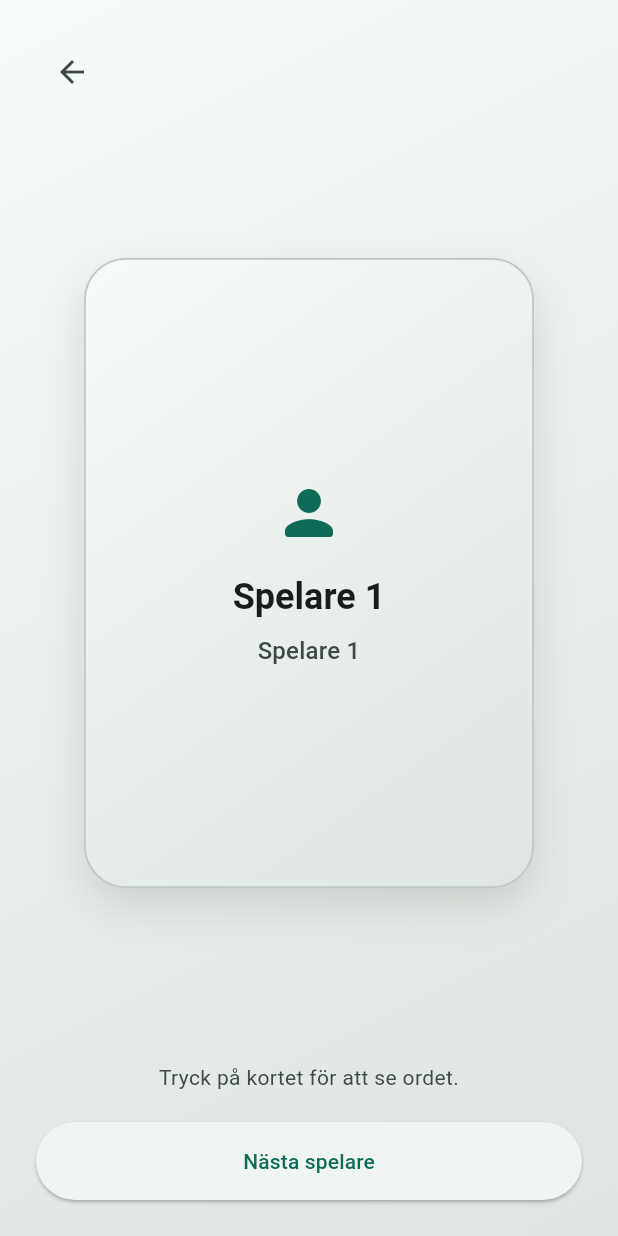
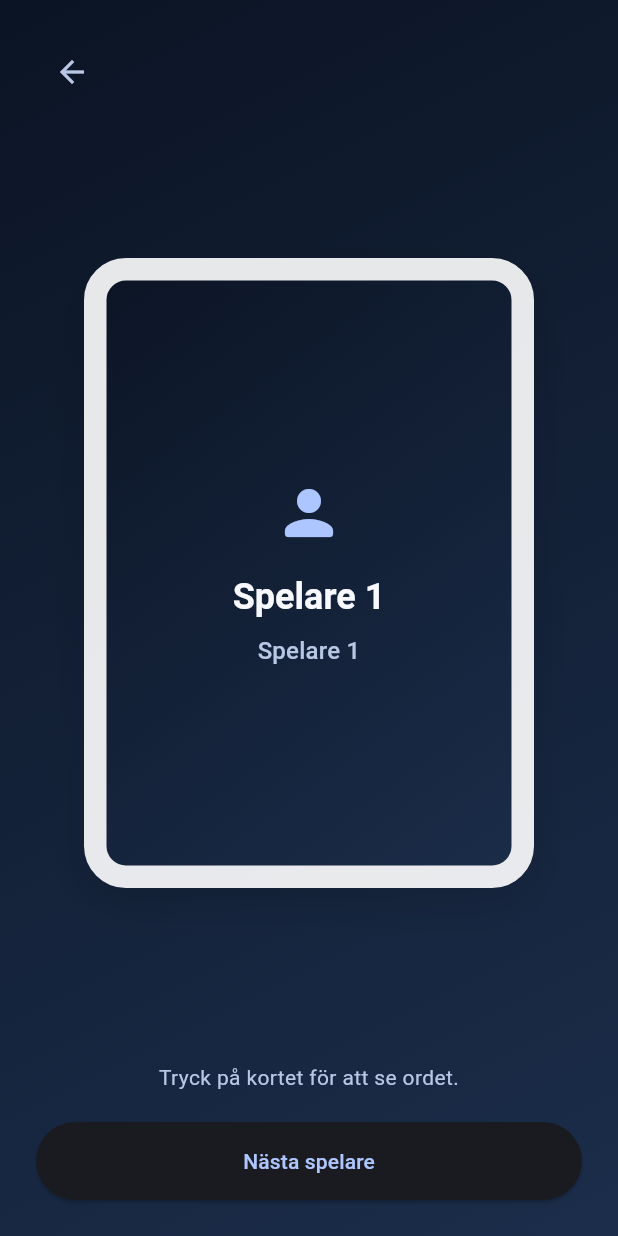
Before and after one commit to janne/imposteur, a Flutter app: the screen it shows after launch, after a tap on "Starta spel", on a phone screen of 412 x 824 dp. Run offline on Flutter 3.47's test engine with Material 3 defaults, Android fonts, the phone set to English and light mode, and no system bars; our stand-ins replace shared_preferences.

Commit message:
Update theme, card styling, and docs

```diff
--- a/lib/main.dart
+++ b/lib/main.dart
@@ -13,11 +13,24 @@ class MyApp extends StatelessWidget {
   // This widget is the root of your application.
   @override
   Widget build(BuildContext context) {
+    final colorScheme =
+        ColorScheme.fromSeed(
+          seedColor: const Color(0xFF4C8DFF),
+          brightness: Brightness.dark,
+        ).copyWith(
+          surface: const Color(0xFF0B1424),
+          surfaceContainerHighest: const Color(0xFF1B2D4A),
+          onSurface: const Color(0xFFF7F9FF),
+          onSurfaceVariant: const Color(0xFFB9C7E6),
+          outlineVariant: const Color(0xFF3A5580),
+        );
+
     return MaterialApp(
       debugShowCheckedModeBanner: false,
       title: 'Imposteur',
       theme: ThemeData(
-        colorScheme: ColorScheme.fromSeed(seedColor: const Color(0xFF1F6F5C)),
+        colorScheme: colorScheme,
+        scaffoldBackgroundColor: const Color(0xFF05070D),
       ),
       home: const MyHomePage(title: 'Imposteur'),
     );
--- a/lib/ui/reveal_screen.dart
+++ b/lib/ui/reveal_screen.dart
@@ -215,26 +215,40 @@ class _RevealScreenState extends State<RevealScreen> {
   Widget _buildRevealCard(ThemeData theme) {
     final playerName = _players[_currentIndex];
     final isImpostor = _currentIndex == _impostorIndex;
-    final front = _cardFace(
-      theme,
-      title: playerName,
-      subtitle: 'Spelare ${_currentIndex + 1}',
-      icon: Icons.person_rounded,
-    );
     final back = _cardFace(
       theme,
       title: isImpostor ? 'Du är förrädaren' : _word,
       subtitle: _category ?? 'Kategori',
       icon: isImpostor ? Icons.visibility_off_rounded : Icons.auto_awesome,
       emphasize: true,
+      backgroundColor: Colors.white,
+      backgroundGradient: null,
+      borderColor: null,
+      titleColor: const Color(0xFF0B1424),
+      subtitleColor: const Color(0xFF20324D),
+      iconColor: const Color(0xFF0B1424),
     );
 
     return AspectRatio(
       aspectRatio: 2.5 / 3.5,
-      child: _HoldToRevealCard(
+      child: LayoutBuilder(
+        builder: (context, constraints) {
+          final borderWidth = constraints.maxWidth * 0.05;
+          final front = _cardFace(
+            theme,
+            title: playerName,
+            subtitle: 'Spelare ${_currentIndex + 1}',
+            icon: Icons.person_rounded,
+            borderColor: Colors.white.withValues(alpha: 0.9),
+            borderWidth: borderWidth,
+          );
+
+          return _HoldToRevealCard(
             key: ValueKey('reveal-$_roundId-$_currentIndex'),
             front: front,
             back: back,
+          );
+        },
       ),
     );
   }
@@ -278,25 +292,51 @@ class _RevealScreenState extends State<RevealScreen> {
     required String subtitle,
     required IconData icon,
     bool emphasize = false,
+    Color? backgroundColor,
+    Gradient? backgroundGradient,
+    Color? borderColor,
+    double? borderWidth,
+    Color? titleColor,
+    Color? subtitleColor,
+    Color? iconColor,
+    List<BoxShadow>? boxShadow,
   }) {
-    final titleStyle = emphasize
-        ? theme.textTheme.headlineMedium?.copyWith(fontWeight: FontWeight.w700)
-        : theme.textTheme.headlineSmall?.copyWith(fontWeight: FontWeight.w700);
-
-    return Container(
-      padding: const EdgeInsets.symmetric(horizontal: 24, vertical: 28),
-      decoration: BoxDecoration(
-        borderRadius: BorderRadius.circular(28),
-        gradient: LinearGradient(
+    final baseTitleStyle = emphasize
+        ? theme.textTheme.headlineMedium
+        : theme.textTheme.headlineSmall;
+    final titleStyle = baseTitleStyle?.copyWith(
+      fontWeight: FontWeight.w700,
+      color: titleColor,
+    );
+    final fallbackGradient = LinearGradient(
       colors: [
         theme.colorScheme.surface,
         theme.colorScheme.surfaceContainerHighest,
       ],
       begin: Alignment.topLeft,
       end: Alignment.bottomRight,
-        ),
-        border: Border.all(color: theme.colorScheme.outlineVariant, width: 1.2),
-        boxShadow: [
+    );
+    final resolvedGradient =
+        backgroundGradient ??
+        (backgroundColor == null ? fallbackGradient : null);
+    final subtitleStyle = theme.textTheme.titleMedium?.copyWith(
+      color: subtitleColor ?? theme.colorScheme.onSurfaceVariant,
+    );
+
+    return Container(
+      padding: const EdgeInsets.symmetric(horizontal: 24, vertical: 28),
+      decoration: BoxDecoration(
+        borderRadius: BorderRadius.circular(28),
+        color: resolvedGradient == null
+            ? (backgroundColor ?? theme.colorScheme.surface)
+            : null,
+        gradient: resolvedGradient,
+        border: borderColor == null
+            ? null
+            : Border.all(color: borderColor, width: borderWidth ?? 1.2),
+        boxShadow:
+            boxShadow ??
+            [
               BoxShadow(
                 color: Colors.black.withValues(alpha: 0.12),
                 blurRadius: 24,
@@ -307,17 +347,11 @@ class _RevealScreenState extends State<RevealScreen> {
       child: Column(
         mainAxisAlignment: MainAxisAlignment.center,
         children: [
-          Icon(icon, size: 48, color: theme.colorScheme.primary),
+          Icon(icon, size: 48, color: iconColor ?? theme.colorScheme.primary),
           const SizedBox(height: 16),
           Text(title, textAlign: TextAlign.center, style: titleStyle),
           const SizedBox(height: 8),
-          Text(
-            subtitle,
-            textAlign: TextAlign.center,
-            style: theme.textTheme.titleMedium?.copyWith(
-              color: theme.colorScheme.onSurfaceVariant,
-            ),
-          ),
+          Text(subtitle, textAlign: TextAlign.center, style: subtitleStyle),
         ],
       ),
     );
```
Also changed, not shown: 2 other files. Lines whose indentation alone changed are shown as unchanged.
